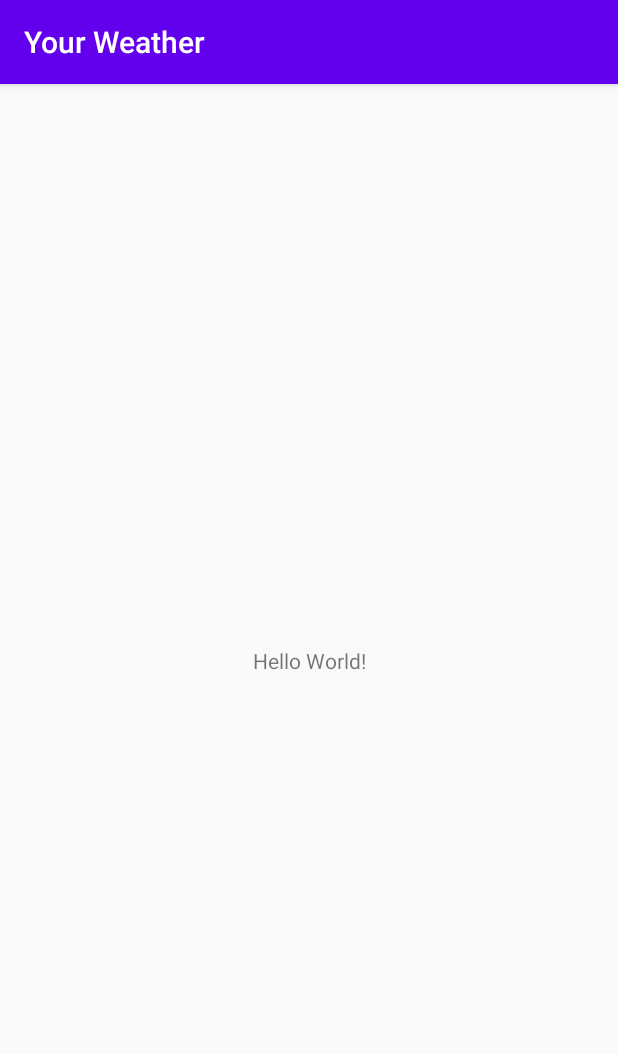
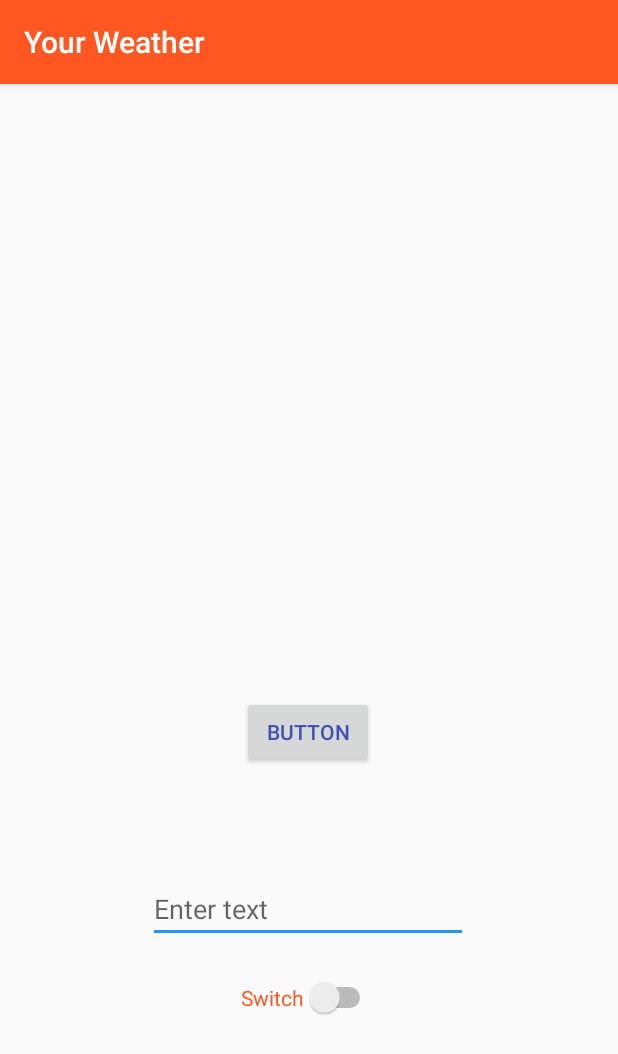
Before and after one commit to SmallBasket42/geekbrains_android1, an Android app: the screen it shows after launch (MainActivity), on a phone screen of 412 x 824 dp. Shown: the top 1054 px of the screen. Run offline under Robolectric (Android 15) with nearby library versions, the phone set to English and light mode, and no system bars.

Commit message:
Домашнеее задание к уроку 1

```diff
--- a/app/src/main/AndroidManifest.xml
+++ b/app/src/main/AndroidManifest.xml
@@ -1,6 +1,8 @@
 <?xml version="1.0" encoding="utf-8"?>
 <manifest xmlns:android="http://schemas.android.com/apk/res/android"
     package="com.geekbrains.yourweather">
+
+    <uses-permission android:name="android.permission.INTERNET"/>
 
     <application
         android:allowBackup="true"
--- a/app/src/main/res/layout/activity_main.xml
+++ b/app/src/main/res/layout/activity_main.xml
@@ -7,12 +7,70 @@
     tools:context=".MainActivity">
 
     <TextView
+        android:id="@+id/textView"
         android:layout_width="wrap_content"
         android:layout_height="wrap_content"
-        android:text="Hello World!"
+        android:text="@string/app_is_not_ready_yet"
+        android:visibility="invisible"
         app:layout_constraintBottom_toBottomOf="parent"
+        app:layout_constraintHorizontal_bias="0.498"
         app:layout_constraintLeft_toLeftOf="parent"
         app:layout_constraintRight_toRightOf="parent"
-        app:layout_constraintTop_toTopOf="parent" />
+        app:layout_constraintTop_toTopOf="parent"
+        app:layout_constraintVertical_bias="0.625" />
+
+    <Button
+        android:id="@+id/button"
+        android:layout_width="wrap_content"
+        android:layout_height="wrap_content"
+        android:layout_marginBottom="12dp"
+        android:text="@string/button_text"
+        android:textColor="#3F51B5"
+        app:layout_constraintBottom_toTopOf="@+id/textView"
+        app:layout_constraintEnd_toEndOf="parent"
+        app:layout_constraintHorizontal_bias="0.498"
+        app:layout_constraintStart_toStartOf="parent" />
+
+    <Switch
+        android:id="@+id/switch1"
+        android:layout_width="wrap_content"
+        android:layout_height="wrap_content"
+        android:layout_marginTop="108dp"
+        android:text="@string/switch_text"
+        android:textColor="@color/colorPrimary"
+        app:layout_constraintEnd_toEndOf="parent"
+        app:layout_constraintHorizontal_bias="0.498"
+        app:layout_constraintStart_toStartOf="parent"
+        app:layout_constraintTop_toBottomOf="@+id/textView" />
+
+    <EditText
+        android:id="@+id/editTextTextPersonName"
+        android:layout_width="wrap_content"
+        android:layout_height="wrap_content"
+        android:layout_marginTop="40dp"
+        android:autofillHints=""
+        android:ems="10"
+        android:hint="@string/enter_text"
+        android:inputType="textPersonName"
+        android:textColor="#4CAF50"
+        app:layout_constraintBottom_toTopOf="@+id/switch1"
+        app:layout_constraintEnd_toEndOf="parent"
+        app:layout_constraintHorizontal_bias="0.497"
+        app:layout_constraintStart_toStartOf="parent"
+        app:layout_constraintTop_toBottomOf="@+id/textView"
+        app:layout_constraintVertical_bias="0.0" />
+
+    <ImageView
+        android:id="@+id/imageView"
+        android:layout_width="wrap_content"
+        android:layout_height="wrap_content"
+        android:layout_marginBottom="132dp"
+        android:contentDescription="@string/image_view"
+        android:visibility="visible"
+        app:layout_constraintBottom_toBottomOf="@+id/textView"
+        app:layout_constraintEnd_toEndOf="parent"
+        app:layout_constraintStart_toStartOf="parent"
+        tools:srcCompat="@tools:sample/avatars[3]"
+        tools:visibility="visible" />
 
 </androidx.constraintlayout.widget.ConstraintLayout>
--- a/app/src/main/res/values/colors.xml
+++ b/app/src/main/res/values/colors.xml
@@ -1,6 +1,6 @@
 <?xml version="1.0" encoding="utf-8"?>
 <resources>
-    <color name="colorPrimary">#6200EE</color>
-    <color name="colorPrimaryDark">#3700B3</color>
-    <color name="colorAccent">#03DAC5</color>
+    <color name="colorPrimary">#FF5722</color>
+    <color name="colorPrimaryDark">#4CAF50</color>
+    <color name="colorAccent">#2196F3</color>
 </resources>
--- a/app/src/main/res/values/strings.xml
+++ b/app/src/main/res/values/strings.xml
@@ -1,3 +1,8 @@
 <resources>
     <string name="app_name">Your Weather</string>
+    <string name="app_is_not_ready_yet" translatable="false">App is not ready yet</string>
+    <string name="button_text">Button</string>
+    <string name="switch_text">Switch</string>
+    <string name="enter_text">Enter text</string>
+    <string name="image_view" translatable="false">TODO</string>
 </resources>
```
Also changed, not shown: 6 other files.
